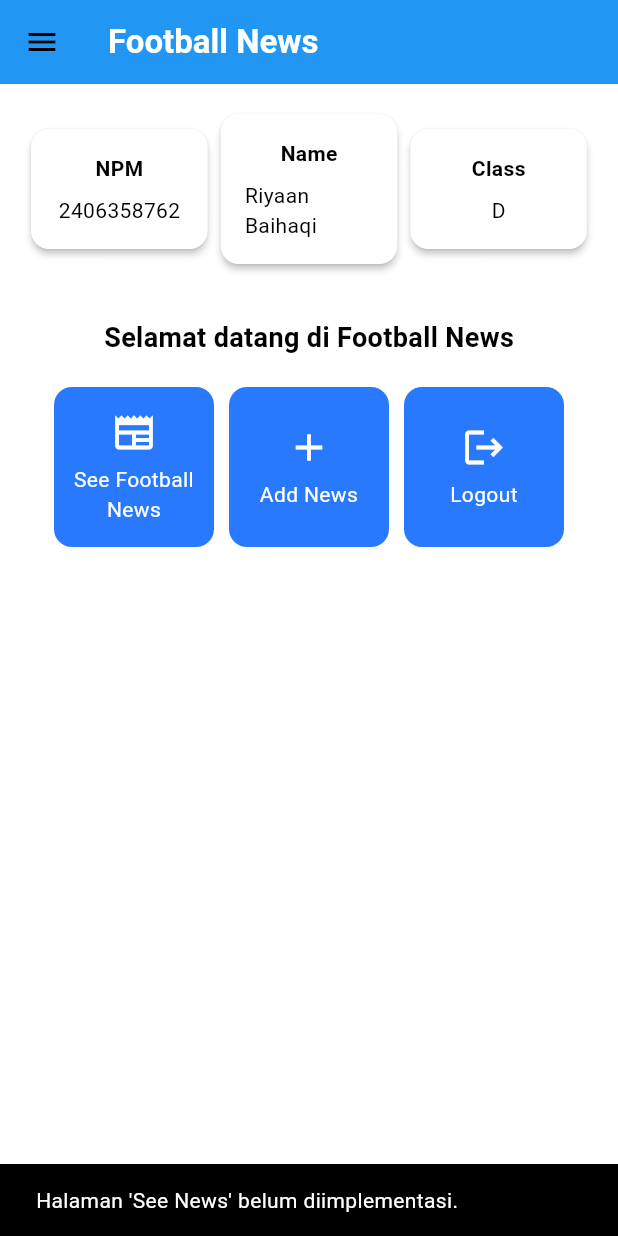
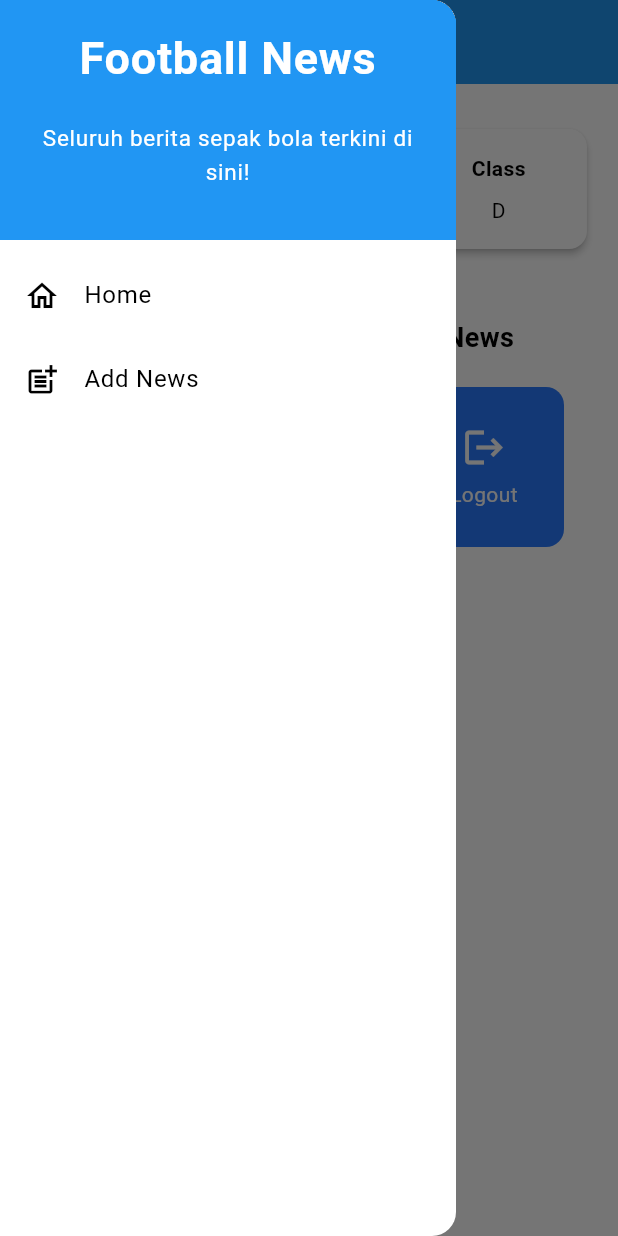
Before and after one commit to riyaan-bai/football-news-mobile, a Flutter app: the screen it shows after launch, in the side drawer, after a tap on "See Football News", on a phone screen of 412 x 824 dp. Run offline on Flutter 3.47's test engine with Material 3 defaults, Android fonts, the phone set to English and light mode, and no system bars.

Commit message:
Tutorial 7 Selesai

```diff
--- a/lib/widgets/left_drawer.dart
+++ b/lib/widgets/left_drawer.dart
@@ -56,20 +56,6 @@ class LeftDrawer extends StatelessWidget {
               );
             },
           ),
-          ListTile(
-            leading: const Icon(Icons.article_outlined),
-            title: const Text('See Football News'),
-            onTap: () {
-              Navigator.pop(context);
-              ScaffoldMessenger.of(context)
-                ..hideCurrentSnackBar()
-                ..showSnackBar(
-                  const SnackBar(
-                    content: Text("Halaman 'See News' belum diimplementasi."),
-                  ),
-                );
-            },
-          ),
         ],
       ),
     );
```
